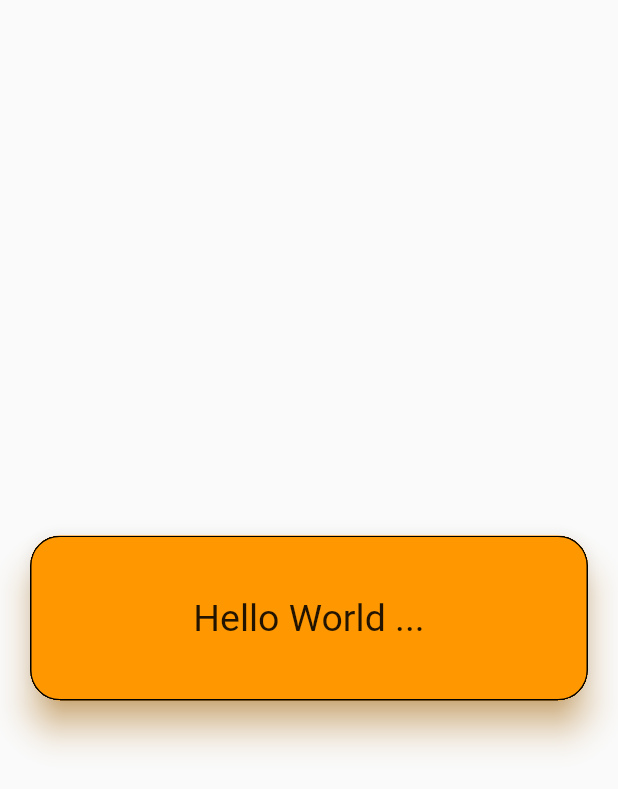
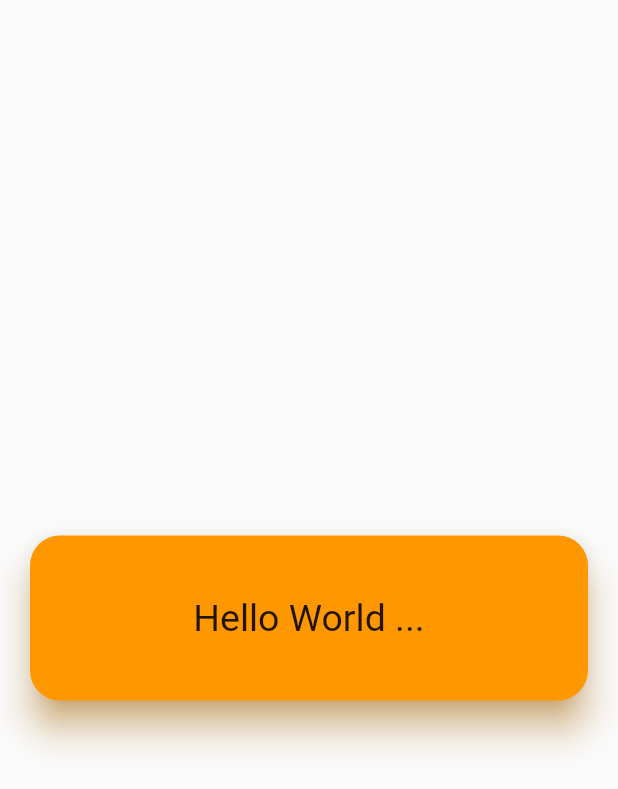
Before and after one commit to rithik-dev/easy_container, a Flutter app: the screen it shows after launch, on a phone screen of 412 x 824 dp. Shown: the top 789 px of the screen. Run offline on Flutter 3.47's test engine with Material 2 defaults, Android fonts, the phone set to English and light mode, and no system bars.

Commit message:
- updated example app - added alignment parameter to specify child alignment - added show border to enable/disable border - updated version - updated README.md

```diff
--- a/example/lib/main.dart
+++ b/example/lib/main.dart
@@ -15,11 +15,9 @@ class MyApp extends StatelessWidget {
           body: Center(
             child: EasyContainer(
               height: 150,
-              child: Center(
-                child: Text(
-                  "Hello World ...",
-                  style: TextStyle(fontSize: 25),
-                ),
+              child: Text(
+                "Hello World ...",
+                style: TextStyle(fontSize: 25),
               ),
               padding: 20,
               elevation: 10,
--- a/lib/easy_container.dart
+++ b/lib/easy_container.dart
@@ -31,6 +31,9 @@ class EasyContainer extends StatefulWidget {
     this.customBorder,
     this.focusNode,
     this.onFocusChange,
+    this.alignmentWidthFactor,
+    this.alignmentHeightFactor,
+    this.alignment = Alignment.center,
     this.borderOnForeground = true,
     this.semanticContainer = true,
     this.canRequestFocus = true,
@@ -44,6 +47,7 @@ class EasyContainer extends StatefulWidget {
     this.padding = 10,
     this.customPadding,
     this.zeroDownElevationOnTap = true,
+    this.showBorder = false,
     this.borderWidth = 1,
     this.borderColor = Colors.black,
     this.borderStyle = BorderStyle.solid,
@@ -84,6 +88,9 @@ class EasyContainer extends StatefulWidget {
   /// If [borderColor] is not passed, this parameter has no effect.
   ///
   /// Defaults to 1.
+  ///
+  /// See also
+  /// * [showBorder] parameter.
   final double borderWidth;
 
   /// The empty space that surrounds the card.
@@ -111,11 +118,17 @@ class EasyContainer extends StatefulWidget {
   /// * [borderWidth] parameter.
   ///
   /// Defaults to [Colors.black].
+  ///
+  /// See also
+  /// * [showBorder] parameter.
   final Color borderColor;
 
   /// The style of line to draw for a [BorderSide] in a [Border].
   ///
   /// Defaults to [BorderStyle.solid].
+  ///
+  /// See also
+  /// * [showBorder] parameter.
   final BorderStyle borderStyle;
 
   /// The container's background color.
@@ -373,6 +386,9 @@ class EasyContainer extends StatefulWidget {
   ///
   /// The default value is true.
   /// If false, the border will be painted behind the [child].
+  ///
+  /// See also
+  /// * [showBorder] parameter.
   final bool borderOnForeground;
 
   /// Whether this widget represents a single semantic container, or if false
@@ -387,6 +403,41 @@ class EasyContainer extends StatefulWidget {
   /// This flag should be false if the card contains multiple different types
   /// of content.
   final bool semanticContainer;
+
+  /// Align the [child] within the container.
+  ///
+  /// If non-null, the container will expand to fill its parent and position its
+  /// child within itself according to the given value. If the incoming
+  /// constraints are unbounded, then the child will be shrink-wrapped instead.
+  ///
+  /// Defaults to [Alignment.center].
+  ///
+  /// See also:
+  ///
+  ///  * [Alignment], a class with convenient constants typically used to
+  ///    specify an [AlignmentGeometry].
+  ///  * [AlignmentDirectional], like [Alignment] for specifying alignments
+  ///    relative to text direction.
+  final AlignmentGeometry? alignment;
+
+  /// If non-null, sets its height to the child's height multiplied by this factor.
+  ///
+  /// Can be both greater and less than 1.0 but must be non-negative.
+  ///
+  /// If [alignment] is null, then [alignmentHeightFactor] has no effect.
+  final double? alignmentHeightFactor;
+
+  /// If non-null, sets its width to the child's width multiplied by this factor.
+  ///
+  /// Can be both greater and less than 1.0 but must be non-negative.
+  ///
+  /// If [alignment] is null, then [alignmentWidthFactor] has no effect.
+  final double? alignmentWidthFactor;
+
+  /// Whether to show the container's border or not
+  ///
+  /// Defaults to false.
+  final bool showBorder;
 
   @override
   _EasyContainerState createState() => _EasyContainerState();
@@ -414,11 +465,13 @@ class _EasyContainerState extends State<EasyContainer> {
         borderOnForeground: this.widget.borderOnForeground,
         semanticContainer: this.widget.semanticContainer,
         shape: RoundedRectangleBorder(
-          side: BorderSide(
-            color: this.widget.borderColor,
-            width: this.widget.borderWidth,
-            style: this.widget.borderStyle,
-          ),
+          side: this.widget.showBorder
+              ? BorderSide(
+                  color: this.widget.borderColor,
+                  width: this.widget.borderWidth,
+                  style: this.widget.borderStyle,
+                )
+              : BorderSide.none,
           borderRadius: _borderRadius,
         ),
         color: this.widget.color ?? Theme.of(context).accentColor,
@@ -467,7 +520,14 @@ class _EasyContainerState extends State<EasyContainer> {
           child: Padding(
             padding: this.widget.customPadding ??
                 EdgeInsets.all(this.widget.padding),
-            child: this.widget.child,
+            child: (this.widget.alignment == null)
+                ? this.widget.child
+                : Align(
+                    alignment: this.widget.alignment!,
+                    heightFactor: this.widget.alignmentHeightFactor,
+                    widthFactor: this.widget.alignmentWidthFactor,
+                    child: this.widget.child,
+                  ),
           ),
         ),
       ),
--- a/pubspec.yaml
+++ b/pubspec.yaml
@@ -1,6 +1,6 @@
 name: easy_container
 description: An easy to use container for flutter with built in gesture detectors and a lot of customization.
-version: 0.0.2
+version: 0.0.3
 homepage: https://github.com/rithik-dev/easy_container
 
 environment:
```
Also changed, not shown: 2 other files.
